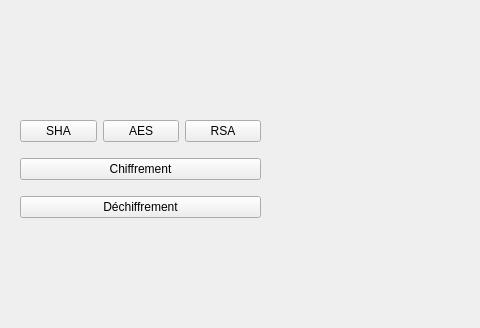
First picture: the form in mainwindow.ui, repository nehess-man/mp00, before the edit; both pictures show x 0 to 480 and y 0 to 328 of the 1040 by 669 pixel window.
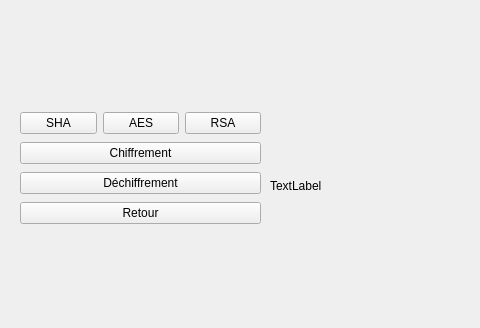
Second picture: the form after the edit.

The edit to the form file:
```diff
--- a/mainwindow.ui
+++ b/mainwindow.ui
@@ -63,8 +63,28 @@
        </property>
       </widget>
      </item>
+     <item>
+      <widget class="QPushButton" name="btnRetour">
+       <property name="text">
+        <string>Retour</string>
+       </property>
+      </widget>
+     </item>
     </layout>
    </widget>
+   <widget class="QLabel" name="labelFileContent">
+    <property name="geometry">
+     <rect>
+      <x>270</x>
+      <y>50</y>
+      <width>641</width>
+      <height>271</height>
+     </rect>
+    </property>
+    <property name="text">
+     <string>TextLabel</string>
+    </property>
+   </widget>
   </widget>
   <widget class="QMenuBar" name="menubar">
    <property name="geometry">
```
